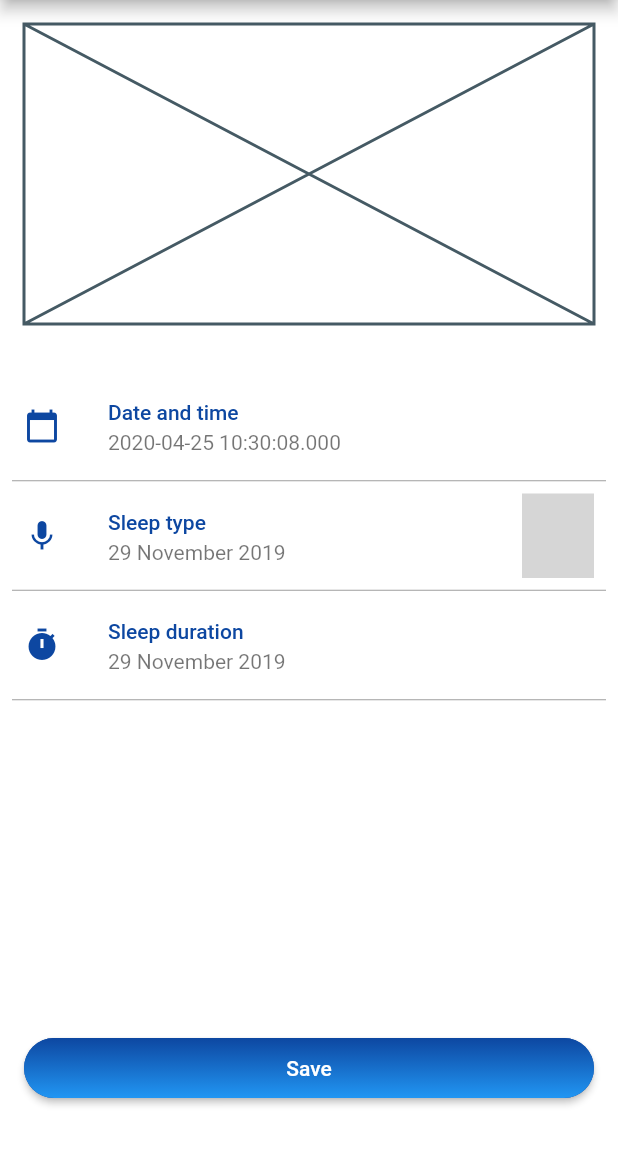
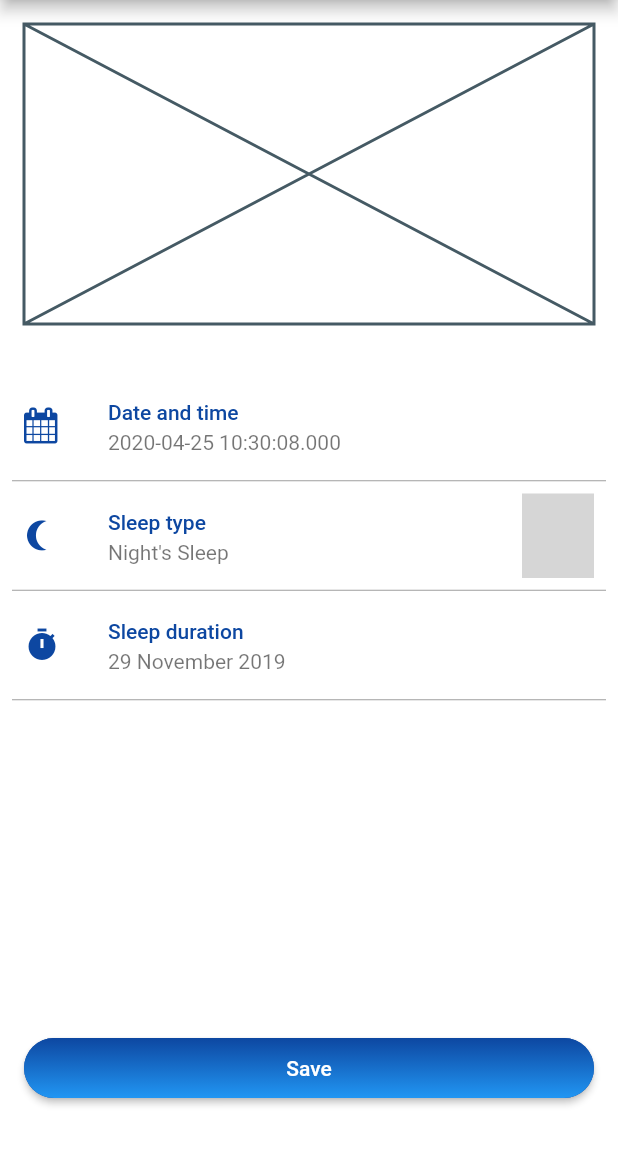
Before and after one commit to jarekb123/flutter_sleep_tracker, a Flutter app: the AddRecordWidget screen opened directly, on a phone screen of 412 x 824 dp, the part 84-1236 px from its top. Run offline on Flutter 3.47's test engine with Material 2 defaults, Android fonts, the phone set to English and light mode, and no system bars; drawn by our look-alikes of flare_flutter; our stand-ins replace freezed_annotation; generated files the repository leaves out were written again; grey boxes are pictures that could not be loaded.

Commit message:
add custom icons for form

```diff
--- a/lib/feature/add_record/add_record_widget.dart
+++ b/lib/feature/add_record/add_record_widget.dart
@@ -2,8 +2,10 @@ import 'package:flare_flutter/flare_actor.dart';
 import 'package:flutter/material.dart';
 import 'package:provider/provider.dart';
 import 'package:sleeptracker/feature/add_record/add_record_notifiers.dart';
+import 'package:sleeptracker/i18n/i18n.dart';
 import 'package:sleeptracker/repositories/sleep_records_repo.dart';
 import 'package:sleeptracker/shared_widgets/buttons.dart';
+import 'package:sleeptracker/shared_widgets/custom_icons.dart';
 import 'package:sleeptracker/theme.dart';
 import 'package:sleeptracker/utils/provider_utils.dart';
 
@@ -49,7 +51,7 @@ class _AddRecordForm extends StatefulWidget {
 }
 
 class __AddRecordFormState extends State<_AddRecordForm> {
-  SleepType _sleepType;
+  SleepType _sleepType = SleepType.night;
 
   @override
   Widget build(BuildContext context) {
@@ -57,16 +59,16 @@ class __AddRecordFormState extends State<_AddRecordForm> {
       children: [
         Consumer<AddRecordNotifier>(
           builder: (context, addRecord, _) => _FormField(
-            icon: Icon(Icons.calendar_today),
+            icon: const Icon(CustomIcons.calendar),
             title: 'Date and time',
             subtitle: '${addRecord.date}',
           ),
         ),
         const Divider(indent: 8, endIndent: 8),
         _FormField(
-          icon: Icon(Icons.mic),
+          icon: const Icon(CustomIcons.moon),
           title: 'Sleep type',
-          subtitle: '29 November 2019',
+          subtitle: _sleepType == SleepType.night ? I18n.nightSleep : I18n.nap,
           trailing: _SleepTypeSwitch(
             value: _sleepType == SleepType.nap,
             onChanged: (isNap) {
--- /dev/null
+++ b/lib/shared_widgets/custom_icons.dart
@@ -0,0 +1,29 @@
+/// Flutter icons CustomIcons
+/// Copyright (C) 2020 by original authors @ fluttericon.com, fontello.com
+/// This font was generated by FlutterIcon.com, which is derived from Fontello.
+///
+/// To use this font, place it in your fonts/ directory and include the
+/// following in your pubspec.yaml
+///
+/// flutter:
+///   fonts:
+///    - family:  CustomIcons
+///      fonts:
+///       - asset: fonts/CustomIcons.ttf
+///
+///
+/// * Font Awesome, Copyright (C) 2016 by Dave Gandy
+///         Author:    Dave Gandy
+///         License:   SIL ()
+///         Homepage:  http://fortawesome.github.com/Font-Awesome/
+///
+import 'package:flutter/widgets.dart';
+
+class CustomIcons {
+  CustomIcons._();
+
+  static const _kFontFam = 'CustomIcons';
+
+  static const IconData calendar = IconData(0xe800, fontFamily: _kFontFam);
+  static const IconData moon = IconData(0xe801, fontFamily: _kFontFam);
+}
--- a/pubspec.yaml
+++ b/pubspec.yaml
@@ -49,6 +49,11 @@ flutter:
   # To add assets to your application, add an assets section, like this:
   assets:
     - assets/
+    - fonts/
+  fonts:
+   - family:  CustomIcons
+     fonts:
+      - asset: fonts/CustomIcons.ttf
   # An image asset can refer to one or more resolution-specific "variants", see
   # https://flutter.dev/assets-and-images/#resolution-aware.
   # For details regarding adding assets from package dependencies, see
```
Also changed, not shown: fonts/CustomIcons.ttf (added).
